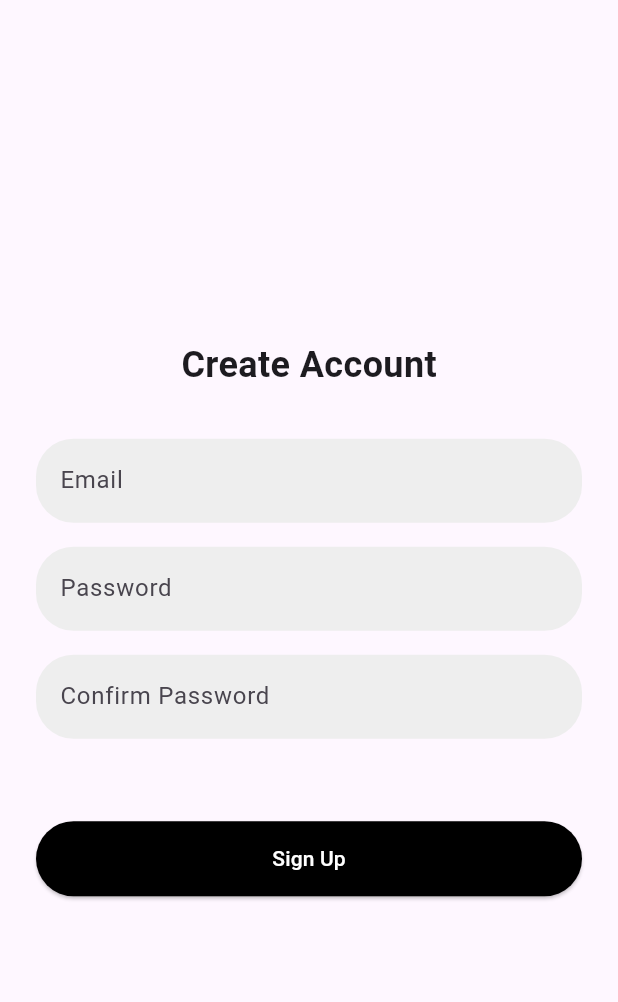
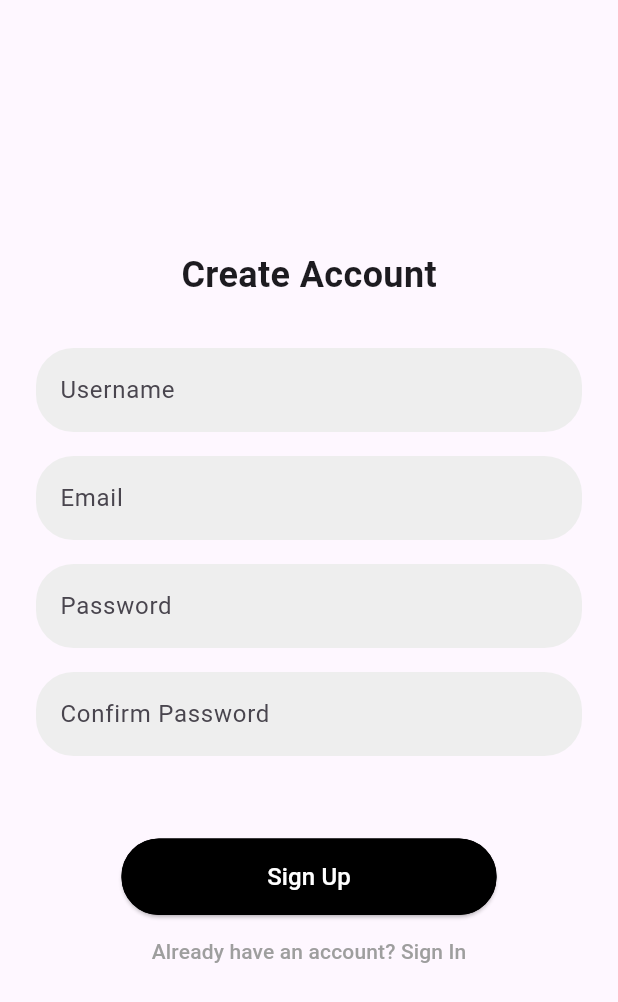
Before and after one commit to javieAlfaro/onlyfunds---budget-management-system, a Flutter app: the screen it shows after launch, after a tap on "Create Account", on a phone screen of 412 x 824 dp. Shown: the top 1002 px of the screen. Run offline on Flutter 3.47's test engine with Material 3 defaults, Android fonts, the phone set to English and light mode, and no system bars; our stand-ins replace cloud_firestore, firebase_auth, firebase_core; accounts and stored records are empty; network calls fail.

```diff
--- a/lib/main.dart
+++ b/lib/main.dart
@@ -19,6 +19,7 @@ class MyApp extends StatelessWidget {
   Widget build(BuildContext context) {
     return MaterialApp(
       title: 'OnlyFunds',
+      debugShowCheckedModeBanner: false,
       theme: ThemeData(
         colorScheme: ColorScheme.fromSeed(seedColor: Colors.deepPurple),
       ),
--- a/lib/pages/register_page.dart
+++ b/lib/pages/register_page.dart
@@ -1,6 +1,8 @@
 import 'package:flutter/material.dart';
 import 'package:firebase_auth/firebase_auth.dart';
 import 'package:onlyfunds_v1/auth_service.dart';
+import 'package:onlyfunds_v1/widgets/widgets.dart';
+import 'package:onlyfunds_v1/user_service.dart';
 
 class RegisterPage extends StatefulWidget {
   const RegisterPage({super.key});
@@ -10,6 +12,7 @@ class RegisterPage extends StatefulWidget {
 }
 
 class _RegisterPageState extends State<RegisterPage> {
+  TextEditingController userNameController = TextEditingController();
   TextEditingController emailController = TextEditingController();
   TextEditingController passwordController = TextEditingController();
   TextEditingController confirmPasswordController = TextEditingController();
@@ -33,14 +36,21 @@ class _RegisterPageState extends State<RegisterPage> {
 
     setState(() => isLoading = true);
     try {
-      await authService.value.createAccount(
+      UserCredential userCred = await authService.value.createAccount(
         email: emailController.text.trim(),
         password: passwordController.text.trim(),
       );
+
+      await UserService().createUserRecord(
+        uid: userCred.user!.uid,
+        username: userNameController.text.trim(),
+        email: emailController.text.trim(),
+      );
+
       ScaffoldMessenger.of(context).showSnackBar(
         const SnackBar(content: Text("Account created successfully!")),
       );
-      Navigator.pop(context); // return to Sign In Page
+      Navigator.pop(context);
     } on FirebaseAuthException catch (e) {
       ScaffoldMessenger.of(context).showSnackBar(
         SnackBar(content: Text("Error: ${e.message}")),
@@ -76,6 +86,19 @@ class _RegisterPageState extends State<RegisterPage> {
             const Text("Create Account",
                 style: TextStyle(fontSize: 24, fontWeight: FontWeight.bold)),
             const SizedBox(height: 32),
+            TextField(
+              controller: userNameController,
+              decoration: InputDecoration(
+                hintText: "Username",
+                filled: true,
+                fillColor: Colors.grey.shade200,
+                border: OutlineInputBorder(
+                  borderRadius: BorderRadius.circular(25),
+                  borderSide: BorderSide.none,
+                ),
+              ),
+            ),
+            const SizedBox(height: 16),
             TextField(
               controller: emailController,
               decoration: InputDecoration(
@@ -121,20 +144,20 @@ class _RegisterPageState extends State<RegisterPage> {
               errorMessage, style: TextStyle(color: Colors.redAccent),
             ),
             const SizedBox(height: 24),
-            ElevatedButton(
-              style: ElevatedButton.styleFrom(
-                backgroundColor: Colors.black,
-                foregroundColor: Colors.white,
-                minimumSize: const Size(double.infinity, 50),
-                shape: RoundedRectangleBorder(
-                  borderRadius: BorderRadius.circular(25),
-                ),
-              ),
+            Button(
+              text: isLoading ? "Loading..." : "Sign Up",
               onPressed: isLoading ? null : _signUp,
-              child: isLoading
-                  ? const CircularProgressIndicator(color: Colors.white)
-                  : const Text("Sign Up"),
+              width: 250,
             ),
+            TextButton(
+            onPressed: () {
+              Navigator.pop(context);
+            },
+            child: const Text(
+              "Already have an account? Sign In",
+              style: TextStyle(color: Colors.grey),
+            ),
+          ),
           ],
         ),
       ),
--- a/lib/pages/signin_page.dart
+++ b/lib/pages/signin_page.dart
@@ -3,6 +3,7 @@ import 'package:firebase_auth/firebase_auth.dart';
 import 'package:onlyfunds_v1/pages/register_page.dart';
 import 'package:onlyfunds_v1/auth_service.dart';
 import 'package:onlyfunds_v1/pages/onboarding_page.dart';
+import 'package:onlyfunds_v1/widgets/widgets.dart';
 
 class SignInPage extends StatefulWidget {
   const SignInPage({super.key});
@@ -23,7 +24,7 @@ class _SignInPageState extends State<SignInPage> {
         email: emailController.text.trim(),
         password: passwordController.text.trim(),
       );
-      // If successful, user is automatically signed in
+
       Navigator.pushReplacement(
         context,
         MaterialPageRoute(builder: (_) => const OnboardingPage()),
@@ -105,30 +106,17 @@ class _SignInPageState extends State<SignInPage> {
               ),
             ),
             const SizedBox(height: 16),
-            ElevatedButton(
-              style: ElevatedButton.styleFrom(
-                backgroundColor: Colors.black,
-                foregroundColor: Colors.white,
-                minimumSize: const Size(double.infinity, 50),
-                shape: RoundedRectangleBorder(
-                  borderRadius: BorderRadius.circular(25),
-                ),
-              ),
+            Button(
+              text: isLoading ? "Signing in..." : "Sign In",
               onPressed: isLoading ? null : _signIn,
-              child: isLoading
-                  ? const CircularProgressIndicator(color: Colors.white)
-                  : const Text("Sign In"),
+              width: 250,
+              backgroundColor: Colors.white,
+              textColor: Colors.black,
+              borderColor: Colors.white,
             ),
             const SizedBox(height: 12),
-            ElevatedButton(
-              style: ElevatedButton.styleFrom(
-                backgroundColor: Colors.black,
-                foregroundColor: Colors.white,
-                minimumSize: const Size(double.infinity, 50),
-                shape: RoundedRectangleBorder(
-                  borderRadius: BorderRadius.circular(25),
-                ),
-              ),
+            Button(
+              text: "Create Account",
               onPressed: () {
                 Navigator.push(
                   context,
@@ -137,7 +125,7 @@ class _SignInPageState extends State<SignInPage> {
                   ),
                 );
               },
-              child: const Text("Create Account"),
+              width: 250,
             ),
           ],
         ),
--- /dev/null
+++ b/lib/user_service.dart
@@ -0,0 +1,22 @@
+import 'package:cloud_firestore/cloud_firestore.dart';
+import 'package:firebase_auth/firebase_auth.dart';
+
+class UserService {
+  final FirebaseFirestore _firestore = FirebaseFirestore.instance;
+
+  Future<void> createUserRecord({
+    required String uid,
+    required String username,
+    required String email,
+  }) async {
+    await _firestore.collection("users").doc(uid).set({
+      "user_name": username,
+      "email": email,
+      "date_created": FieldValue.serverTimestamp(),
+    });
+  }
+
+  Future<DocumentSnapshot> getUser(String uid) async {
+    return await _firestore.collection("users").doc(uid).get();
+  }
+}
--- /dev/null
+++ b/lib/widgets/button.dart
@@ -0,0 +1,46 @@
+import 'package:flutter/material.dart';
+
+class Button extends StatelessWidget {
+  final String text;
+  final VoidCallback? onPressed;
+  final double width;
+  final Color backgroundColor;
+  final Color textColor;
+  final Color borderColor;
+
+  const Button({
+    super.key,
+    required this.text,
+    required this.onPressed,
+    this.width = double.infinity,
+    this.backgroundColor = const Color.fromARGB(255, 0, 0, 0),
+    this.textColor = Colors.white,
+    this.borderColor = const Color.fromARGB(255, 0, 0, 0),
+  });
+
+  @override
+  Widget build(BuildContext context) {
+    return SizedBox(
+      width: width,
+      child: ElevatedButton(
+        onPressed: onPressed,
+        style: ElevatedButton.styleFrom(
+          backgroundColor: backgroundColor,
+          foregroundColor: textColor,
+          shape: RoundedRectangleBorder(
+            borderRadius: BorderRadius.circular(25),
+            side: BorderSide(color: borderColor, width: 2),
+          ),
+          padding: const EdgeInsets.symmetric(vertical: 14),
+        ),
+        child: Text(
+          text,
+          style: TextStyle(
+            fontSize: 16,
+            color: textColor,
+          ),
+        ),
+      ),
+    );
+  }
+}
--- /dev/null
+++ b/lib/widgets/widgets.dart
@@ -0,0 +1,3 @@
+export 'button.dart';
+export 'onboarding_card.dart';
+export 'transaction_card.dart';
--- a/pubspec.yaml
+++ b/pubspec.yaml
@@ -36,6 +36,8 @@ dependencies:
   cupertino_icons: ^1.0.8
   firebase_core: ^4.1.0
   firebase_auth: ^6.0.2
+  cloud_firestore: ^6.0.1
+  intl: ^0.18.1
 
 dev_dependencies:
   flutter_test:
```
Also changed, not shown: lib/pages/home_page.dart (added, +313 -0 lines), lib/pages/onboarding_page.dart (+23 -22 lines), lib/transaction_service.dart (added, +45 -0 lines), lib/widgets/transaction_card.dart (added, +78 -0 lines), pubspec.lock, 3 other files.
